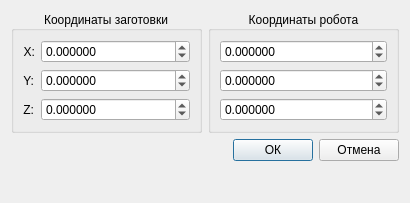
Above: src/Dialogs/CalibPoints/caddcalibpointdialog.ui from ncPUMA/FanucBotGui before the change. Below: the same form after it.
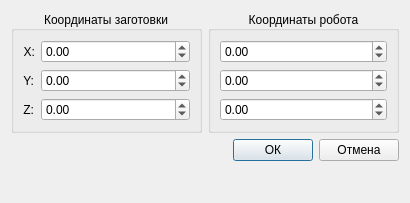
That is the form after the change.

```diff
--- a/src/Dialogs/CalibPoints/caddcalibpointdialog.ui
+++ b/src/Dialogs/CalibPoints/caddcalibpointdialog.ui
@@ -76,7 +76,7 @@
         <item row="0" column="1">
          <widget class="QDoubleSpinBox" name="dsbGlobalX">
           <property name="decimals">
-           <number>6</number>
+           <number>2</number>
           </property>
           <property name="minimum">
            <double>-10000.000000000000000</double>
@@ -92,7 +92,7 @@
         <item row="1" column="1">
          <widget class="QDoubleSpinBox" name="dsbGlobalY">
           <property name="decimals">
-           <number>6</number>
+           <number>2</number>
           </property>
           <property name="minimum">
            <double>-10000.000000000000000</double>
@@ -108,7 +108,7 @@
         <item row="2" column="1">
          <widget class="QDoubleSpinBox" name="dsbGlobalZ">
           <property name="decimals">
-           <number>6</number>
+           <number>2</number>
           </property>
           <property name="minimum">
            <double>-10000.000000000000000</double>
@@ -136,7 +136,7 @@
         <item row="0" column="0">
          <widget class="QDoubleSpinBox" name="dsbBotX">
           <property name="decimals">
-           <number>6</number>
+           <number>2</number>
           </property>
           <property name="minimum">
            <double>-10000.000000000000000</double>
@@ -152,7 +152,7 @@
         <item row="1" column="0">
          <widget class="QDoubleSpinBox" name="dsbBotY">
           <property name="decimals">
-           <number>6</number>
+           <number>2</number>
           </property>
           <property name="minimum">
            <double>-10000.000000000000000</double>
@@ -168,7 +168,7 @@
         <item row="2" column="0">
          <widget class="QDoubleSpinBox" name="dsbBotZ">
           <property name="decimals">
-           <number>6</number>
+           <number>2</number>
           </property>
           <property name="minimum">
            <double>-10000.000000000000000</double>
```
